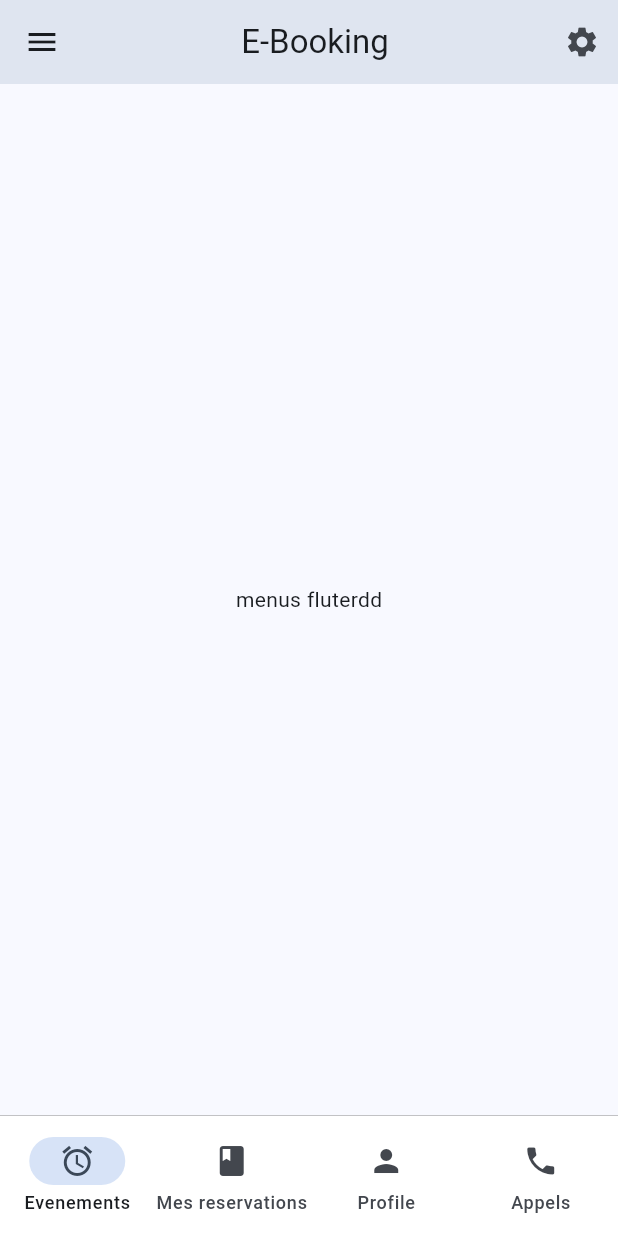
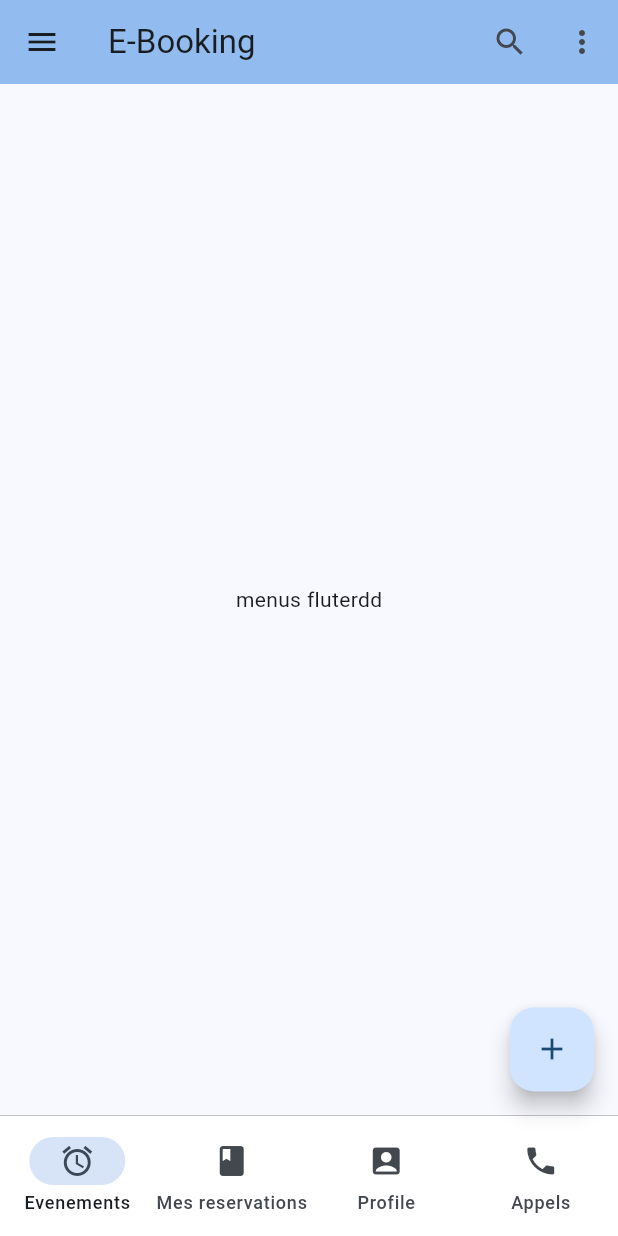
Before and after one commit to pascovich/first_step_in_flutter, a Flutter app: the screen it shows after launch, on a phone screen of 412 x 824 dp. Run offline on Flutter 3.47's test engine with Material 3 defaults, Android fonts, the phone set to English and light mode, and no system bars.

Commit message:
drawer menu okay

```diff
--- a/lib/main.dart
+++ b/lib/main.dart
@@ -4,6 +4,7 @@ void main() {
   runApp(MaterialApp(
     theme: ThemeData(colorSchemeSeed: Colors.blue),
     home: const HomePage(),
+    // home: const HomePage(),
     debugShowCheckedModeBanner: false,
   ));
 }
@@ -22,12 +23,49 @@ class HomePageState extends State<HomePage> {
   Widget build(BuildContext context) {
     return Scaffold(
         appBar: AppBar(
-            leading: const Icon(Icons.menu),
-            title: const Center(child: Text("E-Booking")),
+            backgroundColor: Theme.of(context).colorScheme.inversePrimary,
+            // foregroundColor: Colors.pinkAccent,
+            // backgroundColor: Colors.pinkAccent,
+            // leading: IconButton(onPressed: () {}, icon: const Icon(Icons.menu)),
+            title: const Text("E-Booking"),
+            // title: const Center(child: Text("E-Booking")),
             elevation: 10,
             actions: [
-              IconButton(onPressed: () {}, icon: const Icon(Icons.settings))
+              IconButton(onPressed: () {}, icon: const Icon(Icons.search)),
+              IconButton(onPressed: () {}, icon: const Icon(Icons.more_vert)),
             ]),
+        drawer: Drawer(
+          child: ListView(
+            children: [
+              const DrawerHeader(
+                child: Text("Menu"),
+                // decoration: BoxDecoration(color: Colors.blue),
+              ),
+              ListTile(
+                leading: const Icon(Icons.account_box),
+                title: const Text("Profile"),
+                subtitle: const Text("Mes informations"),
+                trailing: const Icon(Icons.chevron_right),
+                onTap: () {},
+              ),
+              ListTile(
+                leading: const Icon(Icons.help),
+                title: const Text("Help"),
+                onTap: () {},
+              ),
+              ListTile(
+                leading: const Icon(Icons.settings),
+                title: const Text("Parametres"),
+                onTap: () {},
+              ),
+              ListTile(
+                leading: const Icon(Icons.logout),
+                title: const Text("Logout"),
+                onTap: () {},
+              ),
+            ],
+          ),
+        ),
         body: const Center(child: Text("menus fluterdd")),
         bottomNavigationBar: Container(
             decoration: const BoxDecoration(
@@ -48,9 +86,13 @@ class HomePageState extends State<HomePage> {
                       icon: Icon(Icons.book_rounded),
                       label: "Mes reservations"),
                   NavigationDestination(
-                      icon: Icon(Icons.person), label: "Profile"),
+                      icon: Icon(Icons.account_box), label: "Profile"),
                   NavigationDestination(
                       icon: Icon(Icons.phone), label: "Appels"),
-                ])));
+                ])),
+        floatingActionButton: FloatingActionButton(
+          child: const Icon(Icons.add),
+          onPressed: () {},
+        ));
   }
 }
```
